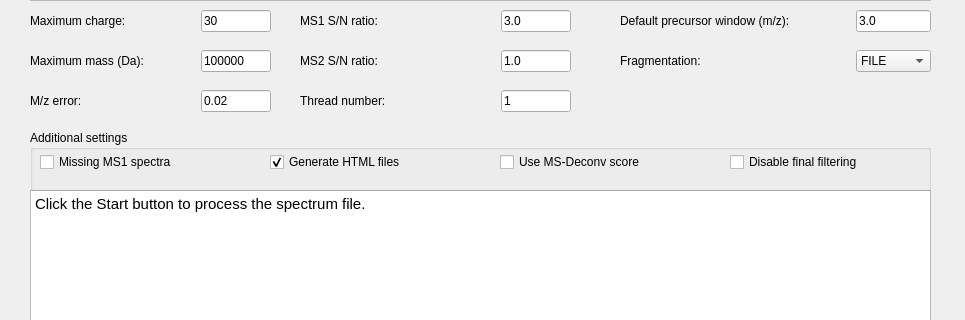
This is src/gui/topfd/topfddialog.ui in toppic-suite/toppic-suite as Qt 5 draws it before an edit; both pictures show x 0 to 965 and y 160 to 480 of the 965 by 610 pixel window. The edited form follows.
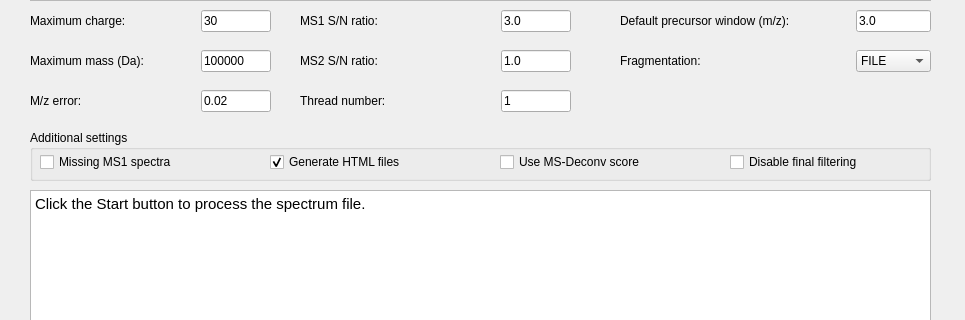
This is the edited form. Icons and pictures are not drawn.

Commit message: Fixed issue #400 for topfd_gui

```diff
--- a/src/gui/topfd/topfddialog.ui
+++ b/src/gui/topfd/topfddialog.ui
@@ -594,7 +594,7 @@
       <x>30</x>
       <y>290</y>
       <width>901</width>
-      <height>61</height>
+      <height>51</height>
      </rect>
     </property>
     <property name="title">
```
The commit also changes 2 other files.
